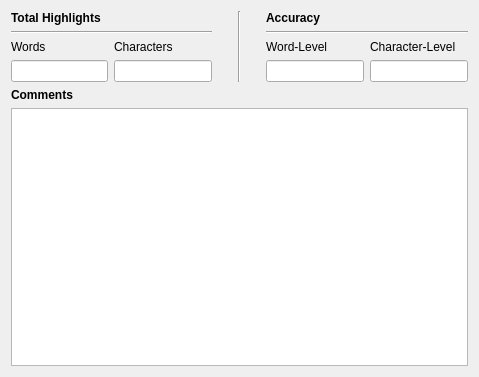
Above: FrameWorkCode/commentsview.ui from venkatapathy/OpenOCRCorrect-dev before the change. Below: the same form after it.
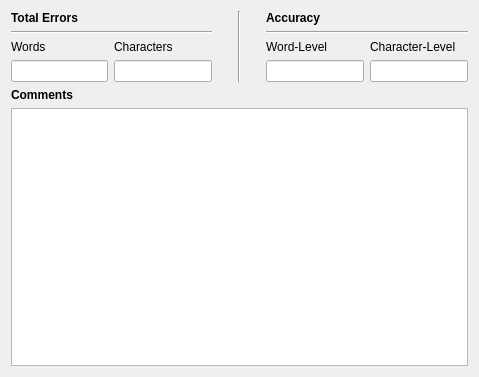
That is the form after the change.

Diff of the .ui file:
```diff
--- a/FrameWorkCode/commentsview.ui
+++ b/FrameWorkCode/commentsview.ui
@@ -23,7 +23,7 @@
          <item>
           <widget class="QLabel" name="label">
            <property name="text">
-            <string>&lt;b&gt;Total Highlights&lt;/b&gt;</string>
+            <string>&lt;html&gt;&lt;head/&gt;&lt;body&gt;&lt;p&gt;&lt;span style=&quot; font-weight:600;&quot;&gt;Total Errors&lt;/span&gt;&lt;/p&gt;&lt;/body&gt;&lt;/html&gt;</string>
            </property>
           </widget>
          </item>
```
